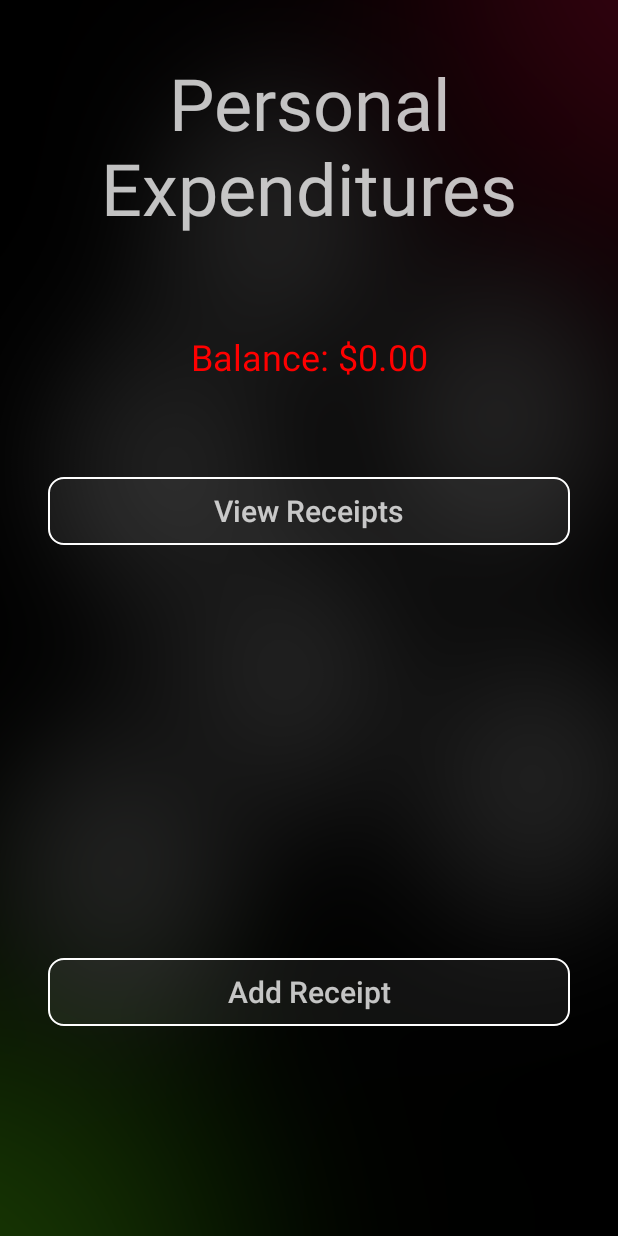
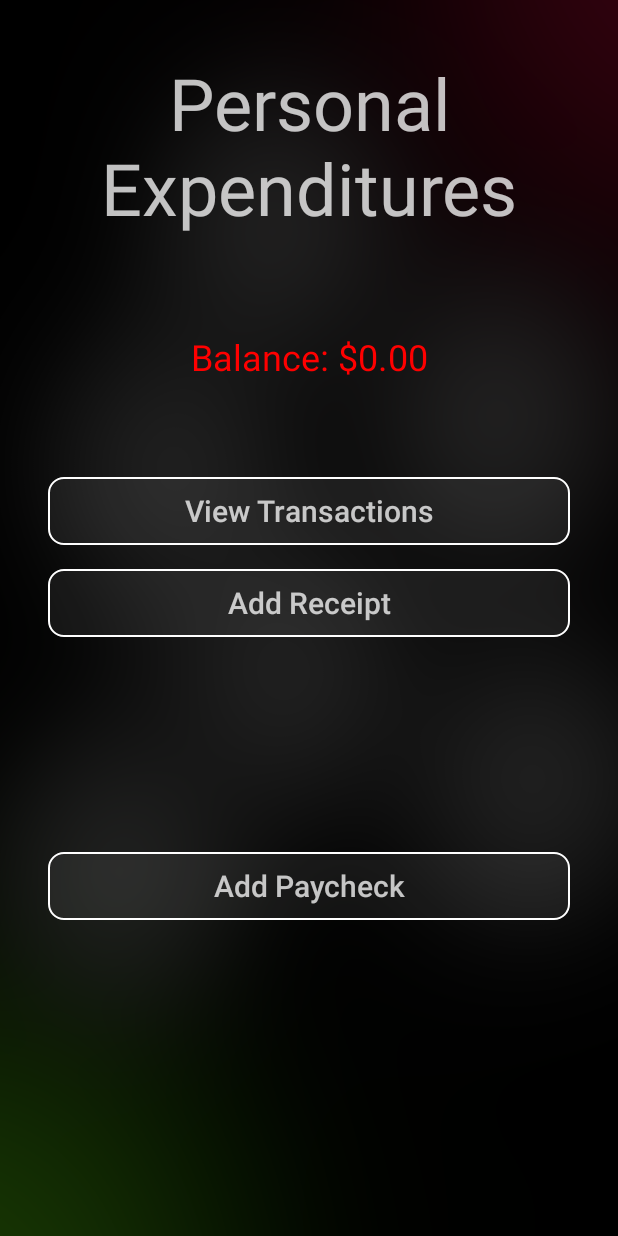
Before and after one commit to tstites14/Personal-Expenditures, an Android app: the screen it shows after launch (MainActivity), after a tap on "NEXT", on a phone screen of 412 x 824 dp. Run offline under Robolectric (Android 15) with nearby library versions, the phone set to English and light mode, and no system bars; 1 statement that could not run was skipped.

Commit message:
Add Paycheck to allow user to add to their balance

```diff
--- a/app/src/main/AndroidManifest.xml
+++ b/app/src/main/AndroidManifest.xml
@@ -19,6 +19,7 @@
                 <category android:name="android.intent.category.LAUNCHER" />
             </intent-filter>
         </activity>
+        <activity android:name=".AddPaycheckActivity" />
     </application>
 
 </manifest>
--- a/app/src/main/java/edu/ccm/tstites/personalexpenditures/Database/AccountDBHelper.java
+++ b/app/src/main/java/edu/ccm/tstites/personalexpenditures/Database/AccountDBHelper.java
@@ -5,6 +5,7 @@ import android.database.sqlite.SQLiteDatabase;
 import android.database.sqlite.SQLiteOpenHelper;
 
 import edu.ccm.tstites.personalexpenditures.Database.AccountDBSchema.Accounts;
+import edu.ccm.tstites.personalexpenditures.Database.AccountDBSchema.Paychecks;
 
 /**
  * Created by tstites on 4/26/2018.
@@ -26,14 +27,22 @@ public class AccountDBHelper extends SQLiteOpenHelper {
                 Accounts.Columns.UUID + ", " +
                 Accounts.Columns.TITLE + ", " +
                 Accounts.Columns.CATEGORY + ", " +
-                Accounts.Columns.DATE +  ", " +
+                Accounts.Columns.DATE + ", " +
                 Accounts.Columns.LOCATION + ", " +
                 Accounts.Columns.COST + ")");
+
+        db.execSQL("CREATE TABLE " + Paychecks.NAME +
+        "(_id integer primary key autoincrement, " +
+                Paychecks.Columns.UUID + ", " +
+                Paychecks.Columns.DATE + ", " +
+                Paychecks.Columns.AMOUNT + ", " +
+                Paychecks.Columns.EMPLOYER + ")");
     }
 
     @Override
     public void onUpgrade(SQLiteDatabase db, int oldVersion, int newVersion) {
         db.execSQL("drop table if exists " + Accounts.NAME);
+        db.execSQL("drop table if exists " + Paychecks.NAME);
         onCreate(db);
     }
 }
--- /dev/null
+++ b/app/src/main/java/edu/ccm/tstites/personalexpenditures/Interfaces/Transactions.java
@@ -0,0 +1,29 @@
+package edu.ccm.tstites.personalexpenditures.Interfaces;
+
+import android.support.annotation.NonNull;
+
+import java.util.Date;
+
+/**
+ * Created by tstites on 5/3/2018.
+ */
+
+public interface Transactions extends Comparable<Transactions> {
+    String mType = "";
+    String mTitle = "";
+    String mCategory = "";
+    Date mDate = new Date();
+
+    String getType();
+
+    void setTitle(String title);
+    String getTitle();
+
+    void setCategory(String category);
+    String getCategory();
+
+    Date getDate();
+
+    @Override
+    int compareTo(@NonNull Transactions o);
+}
--- a/app/src/main/java/edu/ccm/tstites/personalexpenditures/MainActivity.java
+++ b/app/src/main/java/edu/ccm/tstites/personalexpenditures/MainActivity.java
@@ -18,6 +18,7 @@ public class MainActivity extends AppCompatActivity {
     TextView txtCurrentCash;
     Button btnViewReceipts;
     Button btnAddReceipt;
+    Button btnAddPaycheck;
 
     @Override
     protected void onCreate(Bundle savedInstanceState) {
@@ -45,6 +46,14 @@ public class MainActivity extends AppCompatActivity {
                 startActivity(new Intent(MainActivity.this, AddReceiptActivity.class));
             }
         });
+
+        btnAddPaycheck = findViewById(R.id.btn_addPaycheck);
+        btnAddPaycheck.setOnClickListener(new View.OnClickListener() {
+            @Override
+            public void onClick(View v) {
+                startActivity(new Intent(MainActivity.this, AddPaycheckActivity.class));
+            }
+        });
     }
 
     private int getCashColor(double cash) {
--- a/app/src/main/res/layout/activity_main.xml
+++ b/app/src/main/res/layout/activity_main.xml
@@ -59,12 +59,29 @@
         android:id="@+id/btn_addReceipt"
         android:layout_width="match_parent"
         android:layout_height="45dp"
-        android:layout_marginBottom="140dp"
+        android:layout_marginEnd="32dp"
+        android:layout_marginStart="32dp"
+        android:layout_marginTop="16dp"
+        android:background="@drawable/button"
+        android:text="@string/btn_addReceipt"
+        android:textAllCaps="false"
+        android:textColor="#C0FFFFFF"
+        android:textSize="20sp"
+        app:layout_constraintEnd_toEndOf="parent"
+        app:layout_constraintHorizontal_bias="0.0"
+        app:layout_constraintStart_toStartOf="parent"
+        app:layout_constraintTop_toBottomOf="@+id/btn_viewReceipt" />
+
+    <Button
+        android:id="@+id/btn_addPaycheck"
+        android:layout_width="match_parent"
+        android:layout_height="45dp"
+        android:layout_marginBottom="76dp"
         android:layout_marginEnd="32dp"
         android:layout_marginStart="32dp"
         android:layout_marginTop="8dp"
         android:background="@drawable/button"
-        android:text="@string/btn_addReceipt"
+        android:text="@string/btn_addPaycheck"
         android:textAllCaps="false"
         android:textColor="#C0FFFFFF"
         android:textSize="20sp"
@@ -72,7 +89,6 @@
         app:layout_constraintEnd_toEndOf="parent"
         app:layout_constraintHorizontal_bias="0.25"
         app:layout_constraintStart_toStartOf="parent"
-        app:layout_constraintTop_toBottomOf="@+id/btn_viewReceipt"
-        app:layout_constraintVertical_bias="1.0" />
+        app:layout_constraintTop_toBottomOf="@+id/btn_addReceipt" />
 
 </android.support.constraint.ConstraintLayout>
--- a/app/src/main/res/values/strings.xml
+++ b/app/src/main/res/values/strings.xml
@@ -4,8 +4,9 @@
     <string name="btn_next">Next</string>
     <string name="app_name">Personal Expenditures</string>
     <string name="txt_currentCash">Balance: %1$s</string>
-    <string name="btn_viewReceipt">View Receipts</string>
+    <string name="btn_viewReceipt">View Transactions</string>
     <string name="btn_addReceipt">Add Receipt</string>
+    <string name="btn_addPaycheck">Add Paycheck</string>
     <string name="txt_title">Title</string>
     <string name="txt_category">Category</string>
     <string name="img_RVThumb">Image of a transaction\'s receipt (if available)</string>
@@ -14,4 +15,6 @@
     <string name="edt_category">Category</string>
     <string name="edt_location">Location</string>
     <string name="edt_cost">Cost</string>
+    <string name="edt_payAmount">Paycheck value</string>
+    <string name="edt_employer">Employer</string>
 </resources>
```
Also changed, not shown: app/src/main/java/edu/ccm/tstites/personalexpenditures/AddPaycheckActivity.java (added, +23 -0 lines), app/src/main/java/edu/ccm/tstites/personalexpenditures/CoreObjects/AccountRegister.java (+50 -8 lines), app/src/main/java/edu/ccm/tstites/personalexpenditures/CoreObjects/Paycheck.java (added, +91 -0 lines), app/src/main/java/edu/ccm/tstites/personalexpenditures/CoreObjects/Receipt.java (+25 -12 lines), app/src/main/java/edu/ccm/tstites/personalexpenditures/Database/AccountCursor.java (+22 -1 lines), app/src/main/java/edu/ccm/tstites/personalexpenditures/Database/AccountDBSchema.java (+11 -0 lines), app/src/main/java/edu/ccm/tstites/personalexpenditures/Fragments/AddPaycheckFragment.java (added, +50 -0 lines), app/src/main/java/edu/ccm/tstites/personalexpenditures/Fragments/ViewReceiptsFragment.java (+37 -4 lines), app/src/main/res/layout/activity_add_paycheck.xml (added, +9 -0 lines), app/src/main/res/layout/fragment_add_paycheck.xml (added, +55 -0 lines).
